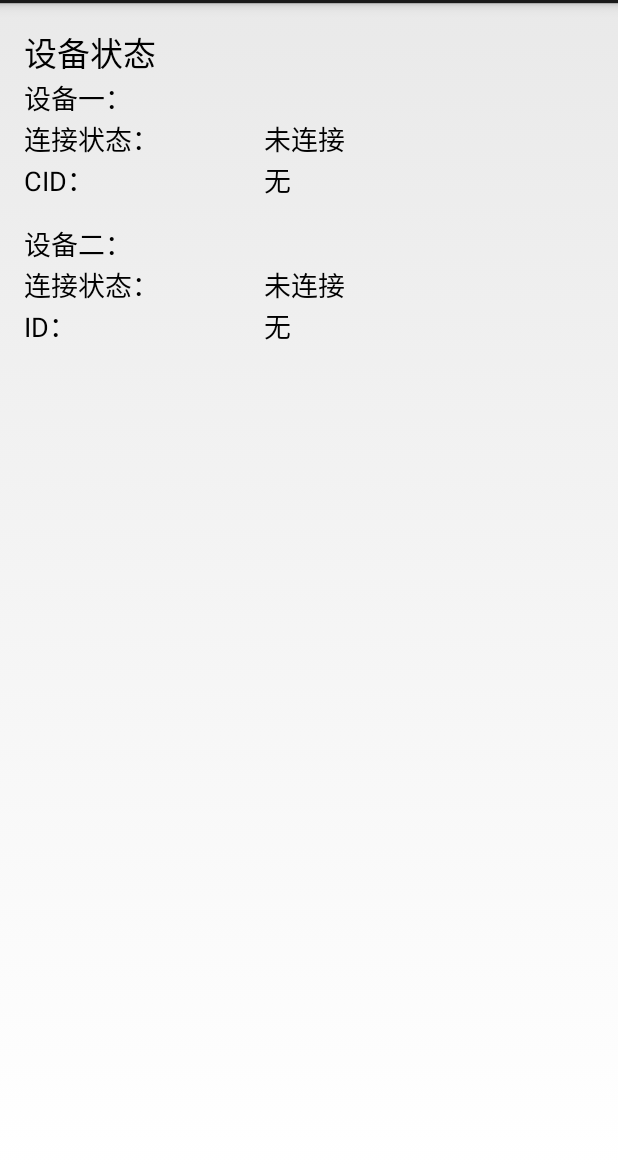
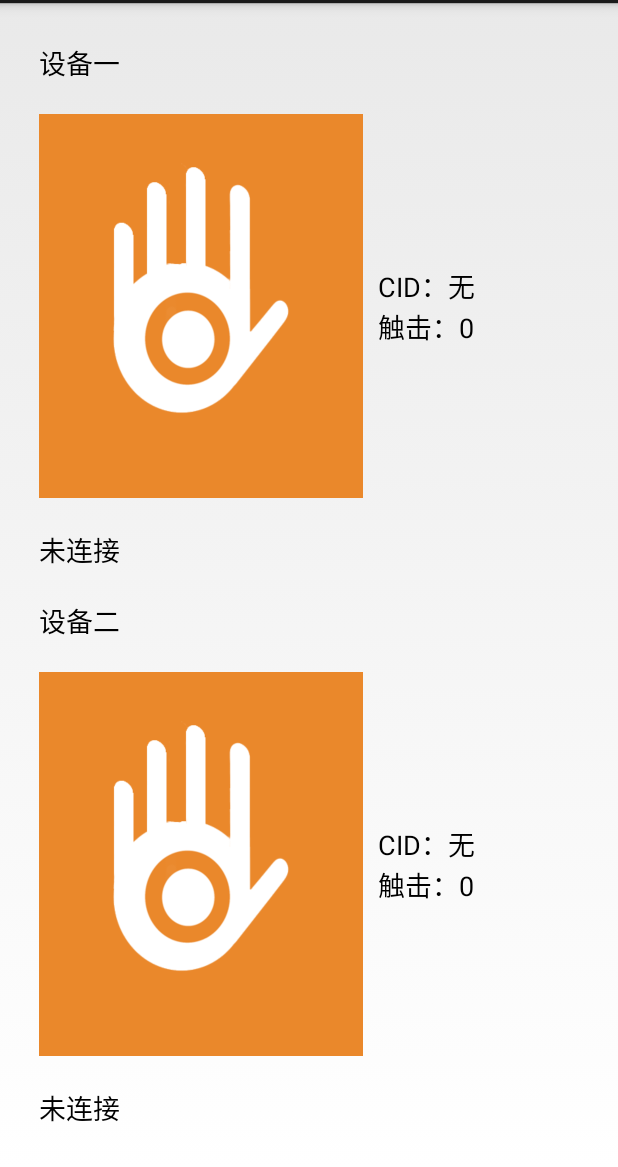
Before and after one commit to dadingding/MusicGloves, an Android app: the fragment StateFragment shown on its own in the app's theme, on a phone screen of 412 x 824 dp, the part 69-1236 px from its top. Run offline under Robolectric (Android 15) with nearby library versions, the phone set to English and light mode, and no system bars; 4 statements that could not run were skipped.

Commit message:
又重新设计了一发UI

```diff
--- a/app/src/main/java/team/dingding/musicgloves/activity/StateFragment.java
+++ b/app/src/main/java/team/dingding/musicgloves/activity/StateFragment.java
@@ -6,6 +6,7 @@ import android.view.LayoutInflater;
 import android.view.View;
 import android.view.ViewGroup;
 import android.widget.ArrayAdapter;
+import android.widget.ImageView;
 import android.widget.Spinner;
 import android.widget.TextView;
 
@@ -20,7 +21,7 @@ public class StateFragment extends MainActivity.PlaceholderFragment {
     private ClientManager mCM;
     private TextView[] textState;
     private TextView[] textID;
-
+    private ImageView[] ivDevice;
 
     @Override
     public View onCreateView(LayoutInflater inflater, ViewGroup container,
@@ -30,10 +31,13 @@ public class StateFragment extends MainActivity.PlaceholderFragment {
 
         textID=new TextView[2];
         textState=new TextView[2];
+        ivDevice=new ImageView[2];
         textID[0]=(TextView)rootView.findViewById(R.id.textStateID0);
         textID[1]=(TextView)rootView.findViewById(R.id.textStateID1);
         textState[0]=(TextView)rootView.findViewById(R.id.textStateCntState0);
         textState[1]=(TextView)rootView.findViewById(R.id.textStateCntState1);
+        ivDevice[0]=(ImageView)rootView.findViewById(R.id.ivStateDevice0);
+        ivDevice[1]=(ImageView)rootView.findViewById(R.id.ivStateDevice1);
 
         mCM=this.getMainActivity().getClientManager();
 
@@ -46,12 +50,15 @@ public class StateFragment extends MainActivity.PlaceholderFragment {
         Log.v("233", "23333");
         for (int i=0;i<2;++i){
             if (mCM.isConnected(i)) {
-                textID[i].setText(""+ mCM.getCid(i));
+                textID[i].setText("CID："+ mCM.getCid(i));
                 textState[i].setText("已连接");
+                ivDevice[i].setImageDrawable(getResources().getDrawable(R.drawable.pic_glove_cnt) );
             }
             else {
-                textID[i].setText("无");
+                textID[i].setText("CID：无");
                 textState[i].setText("未连接");
+                ivDevice[i].setImageDrawable(getResources().getDrawable(R.drawable.pic_glove_dis) );
+
             }
         }
     }
--- a/app/src/main/res/layout/fragment_state.xml
+++ b/app/src/main/res/layout/fragment_state.xml
@@ -1,4 +1,4 @@
-<GridLayout xmlns:android="http://schemas.android.com/apk/res/android"
+<LinearLayout xmlns:android="http://schemas.android.com/apk/res/android"
     xmlns:tools="http://schemas.android.com/tools"
     android:layout_width="match_parent"
     android:layout_height="match_parent"
@@ -8,125 +8,163 @@
     android:paddingBottom="@dimen/activity_vertical_margin"
     android:orientation="vertical"
     tools:context=".MyActivity$PlaceholderFragment"
-    android:columnCount="2"
-    android:weightSum="1"
+
     android:id="@+id/fragState"
     >
 
+    <LinearLayout xmlns:android="http://schemas.android.com/apk/res/android"
+        android:layout_width="match_parent"
+        android:orientation="horizontal"
+        android:layout_height="match_parent"
+        android:layout_weight="1"
+        android:padding="10dp"
+        >
 
+
+        <FrameLayout xmlns:android="http://schemas.android.com/apk/res/android"
+            android:layout_width="fill_parent"
+            android:layout_height="fill_parent"
+            android:layout_weight="1"
+            >
+            <ImageView
+                android:layout_width="fill_parent"
+                android:layout_height="fill_parent"
+                android:padding="-20dp"
+                android:src="@drawable/pic_glove_dis"
+                android:id="@+id/ivStateDevice0"
+                />
             <TextView
-        android:layout_width="160dp"
+                android:layout_width="fill_parent"
                 android:layout_height="wrap_content"
-        android:textAppearance="?android:attr/textAppearanceLarge"
-        android:text="设备状态"
-        android:layout_column="0"
-        android:layout_row="0"
+                android:layout_gravity="bottom"
+                android:text="未连接"
+                android:textColor="#000000"
+                android:textSize="18dip"
+                android:id="@+id/textStateCntState0"
+                />
+            <TextView
+                android:layout_width="fill_parent"
+                android:layout_height="wrap_content"
+                android:layout_gravity="top"
+                android:text="设备一"
+                android:textColor="#000000"
+                android:textSize="18dip"
+                />
+        </FrameLayout>
+
+    <LinearLayout
+        android:layout_weight="1.5"
+        android:layout_width="fill_parent"
+        android:layout_height="fill_parent"
+        android:orientation="vertical"
+        android:gravity="center_vertical"
+        android:layout_marginLeft="10dp"
+
+
+        >
+        <TextView
+            android:layout_width="wrap_content"
+            android:layout_height="wrap_content"
+            android:textAppearance="?android:attr/textAppearanceMedium"
+            android:text="CID：无"
+            android:layout_row="3"
+            android:layout_column="1"
+            android:id="@+id/textStateID0"
             />
 
         <TextView
             android:layout_width="wrap_content"
             android:layout_height="wrap_content"
             android:textAppearance="?android:attr/textAppearanceMedium"
-        android:text="设备一："
-        android:layout_column="0"
-        android:layout_row="1"
+            android:text="触击：0"
+            android:layout_row="3"
+            android:layout_column="1"
+            android:id="@+id/textHitID0"
+            />
+
+
+    </LinearLayout>
+
+    </LinearLayout>
+
+    <LinearLayout xmlns:android="http://schemas.android.com/apk/res/android"
+        android:layout_width="match_parent"
+        android:orientation="horizontal"
+        android:layout_height="match_parent"
+        android:layout_weight="1"
+        android:padding="10dp"
+
+        >
+
+
+        <FrameLayout xmlns:android="http://schemas.android.com/apk/res/android"
+            android:layout_width="fill_parent"
+            android:layout_height="fill_parent"
+            android:layout_weight="1"
+            android:paddingTop="0dp"
+            android:layout_marginTop="0dp"
+
+            >
+            <ImageView
+                android:layout_width="fill_parent"
+                android:layout_height="fill_parent"
+                android:padding="-20dp"
+                android:src="@drawable/pic_glove_dis"
+                android:id="@+id/ivStateDevice1"
+
+                />
+            <TextView
+                android:layout_width="fill_parent"
+                android:layout_height="wrap_content"
+                android:layout_gravity="bottom"
+                android:text="未连接"
+                android:textColor="#000000"
+                android:textSize="18dip"
+                android:id="@+id/textStateCntState1"
+                />
+            <TextView
+                android:layout_width="fill_parent"
+                android:layout_height="wrap_content"
+                android:layout_gravity="top"
+                android:text="设备二"
+                android:textColor="#000000"
+                android:textSize="18dip"
+                />
+        </FrameLayout>
+
+        <LinearLayout
+            android:layout_marginLeft="10dp"
+            android:layout_weight="1.5"
+            android:layout_width="fill_parent"
+            android:layout_height="fill_parent"
+            android:orientation="vertical"
+            android:gravity="center_vertical"
+
+            >
+            <TextView
+                android:layout_width="wrap_content"
+                android:layout_height="wrap_content"
+                android:textAppearance="?android:attr/textAppearanceMedium"
+                android:text="CID：无"
+                android:layout_row="3"
+                android:layout_column="1"
+                android:id="@+id/textStateID1"
                 />
 
             <TextView
                 android:layout_width="wrap_content"
                 android:layout_height="wrap_content"
                 android:textAppearance="?android:attr/textAppearanceMedium"
-        android:text="连接状态："
-        android:layout_column="0"
-        android:layout_row="2"
-        />
-
-    <TextView
-        android:layout_width="wrap_content"
-        android:layout_height="wrap_content"
-        android:textAppearance="?android:attr/textAppearanceMedium"
-        android:text="未连接"
-        android:layout_row="2"
-        android:layout_column="1"
-        android:id="@+id/textStateCntState0"
-        />
-
-    <TextView
-        android:layout_width="wrap_content"
-        android:layout_height="wrap_content"
-        android:textAppearance="?android:attr/textAppearanceMedium"
-        android:text="CID："
-        android:id="@+id/textView4"
-        android:layout_column="0"
-        android:layout_row="3"/>
-
-
-
-    <TextView
-        android:layout_width="wrap_content"
-        android:layout_height="wrap_content"
-        android:textAppearance="?android:attr/textAppearanceMedium"
-        android:text="无"
+                android:text="触击：0"
                 android:layout_row="3"
                 android:layout_column="1"
-        android:id="@+id/textStateID0"
-
+                android:id="@+id/textHitID1"
                 />
 
 
 
-    <Space
-        android:layout_width="wrap_content"
-        android:layout_height="15dp"
-        android:textAppearance="?android:attr/textAppearanceMedium"
-        android:layout_column="0"
-        android:layout_row="4"
-        android:layout_columnSpan="2"
-        />
+        </LinearLayout>
 
+    </LinearLayout>
 
-
-    <TextView
-        android:layout_width="wrap_content"
-        android:layout_height="wrap_content"
-        android:textAppearance="?android:attr/textAppearanceMedium"
-        android:text="设备二："
-        android:layout_column="0"
-        android:layout_row="5"/>
-
-    <TextView
-        android:layout_width="wrap_content"
-        android:layout_height="wrap_content"
-        android:textAppearance="?android:attr/textAppearanceMedium"
-        android:text="连接状态："
-        android:layout_column="0"
-        android:layout_row="6"/>
-
-    <TextView
-        android:layout_width="wrap_content"
-        android:layout_height="wrap_content"
-        android:textAppearance="?android:attr/textAppearanceMedium"
-        android:text="未连接"
-        android:layout_row="6"
-        android:layout_column="1"
-        android:id="@+id/textStateCntState1"
-        />
-
-    <TextView
-        android:layout_width="wrap_content"
-        android:layout_height="wrap_content"
-        android:textAppearance="?android:attr/textAppearanceMedium"
-        android:text="ID："
-        android:layout_column="0"
-        android:layout_row="7"/>
-
-    <TextView
-        android:layout_width="wrap_content"
-        android:layout_height="wrap_content"
-        android:textAppearance="?android:attr/textAppearanceMedium"
-        android:text="无"
-        android:layout_row="7"
-        android:layout_column="1"
-        android:id="@+id/textStateID1"
-        />
-</GridLayout>
+</LinearLayout>
```
Also changed, not shown: app/src/main/java/team/dingding/musicgloves/activity/FuncFragment.java (+10 -3 lines), app/src/main/java/team/dingding/musicgloves/activity/MainActivity.java (+0 -15 lines), app/src/main/java/team/dingding/musicgloves/music/impl/MusicScore.java (+27 -0 lines), app/src/main/res/layout/fragment_func.xml (+52 -27 lines), app/src/main/res/layout/fragment_state2.xml (added, +130 -0 lines), app/src/main/res/drawable-mdpi/pic_about.png (added), app/src/main/res/drawable-mdpi/pic_exit.png (added), app/src/main/res/drawable-mdpi/pic_glove_cnt.png (added), app/src/main/res/drawable-mdpi/pic_glove_dis.png (added), app/src/main/res/drawable-mdpi/pic_lm.png (added), app/src/main/res/drawable-mdpi/pic_wifi.png (added). Lines whose indentation alone changed are shown as unchanged.
